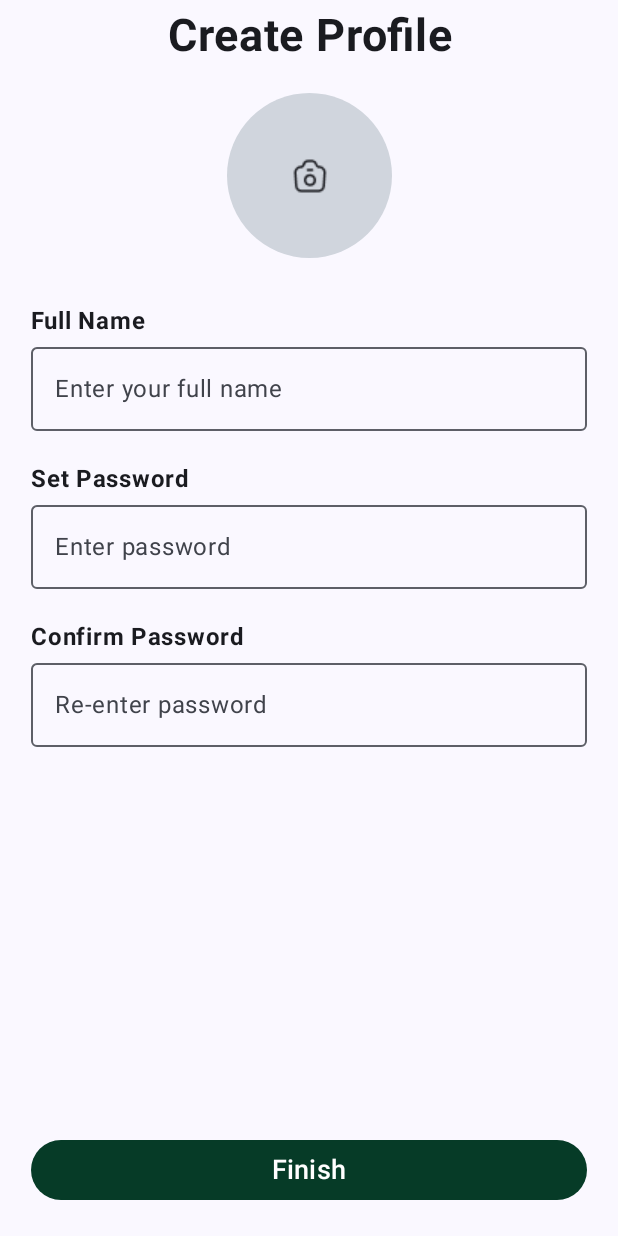
After one commit to hngx-org/Titans-food-mobile, an Android app built with Jetpack Compose: the composable CreateProfile shown on its own in the app's theme, on a phone screen of 412 x 824 dp. The commit adds this screen. Run offline under Robolectric (Android 15) with nearby library versions, the phone set to English and light mode, and no system bars.

Commit message:
created create profile screen

```diff
--- a/app/src/main/java/com/example/titansfreelunch/MainActivity.kt
+++ b/app/src/main/java/com/example/titansfreelunch/MainActivity.kt
@@ -22,25 +22,9 @@ class MainActivity : ComponentActivity() {
                     modifier = Modifier.fillMaxSize(),
                     color = MaterialTheme.colorScheme.background
                 ) {
-                    Greeting("Android")
+                    //app entry comes here
                 }
             }
         }
     }
 }
-
-@Composable
-fun Greeting(name: String, modifier: Modifier = Modifier) {
-    Text(
-        text = "Hello $name!",
-        modifier = modifier
-    )
-}
-
-@Preview(showBackground = true)
-@Composable
-fun GreetingPreview() {
-    TitansFreeLunchTheme {
-        Greeting("Android")
-    }
-}
--- /dev/null
+++ b/app/src/main/java/com/example/titansfreelunch/ui/screen/login/CreateProfile.kt
@@ -0,0 +1,165 @@
+package com.example.titansfreelunch.ui.screen.login
+
+
+import androidx.compose.foundation.layout.Arrangement
+import androidx.compose.foundation.layout.Box
+import androidx.compose.foundation.layout.Column
+import androidx.compose.foundation.layout.fillMaxSize
+import androidx.compose.foundation.layout.fillMaxWidth
+import androidx.compose.foundation.layout.padding
+import androidx.compose.foundation.layout.size
+import androidx.compose.foundation.shape.RoundedCornerShape
+import androidx.compose.material.icons.Icons
+import androidx.compose.material.icons.filled.Lock
+import androidx.compose.material3.Button
+import androidx.compose.material3.ButtonDefaults
+import androidx.compose.material3.Card
+import androidx.compose.material3.CardDefaults
+import androidx.compose.material3.ExperimentalMaterial3Api
+import androidx.compose.material3.Icon
+import androidx.compose.material3.OutlinedTextField
+import androidx.compose.material3.Text
+import androidx.compose.runtime.Composable
+import androidx.compose.ui.Alignment
+import androidx.compose.ui.Modifier
+import androidx.compose.ui.graphics.Color
+import androidx.compose.ui.res.painterResource
+import androidx.compose.ui.text.font.FontWeight
+import androidx.compose.ui.text.style.TextAlign
+import androidx.compose.ui.tooling.preview.Preview
+import androidx.compose.ui.unit.dp
+import androidx.compose.ui.unit.sp
+import com.example.titansfreelunch.R
+
+@OptIn(ExperimentalMaterial3Api::class)
+@Composable
+fun CreateProfile(
+    modifier: Modifier = Modifier,
+    onDetailsSubmit: () -> Unit
+) {
+    val padlockIcon = Icons.Default.Lock
+    Column(
+        modifier = Modifier.fillMaxSize(),
+        verticalArrangement = Arrangement.SpaceBetween,
+        horizontalAlignment = Alignment.CenterHorizontally
+    ) {
+        Column{
+            Text(
+                text = "Create Profile",
+                fontSize = 30.sp,
+                fontWeight = FontWeight.Bold,
+                modifier = Modifier
+                    .fillMaxWidth()
+                    .padding(top = 6.dp, bottom = 20.dp),
+                textAlign = TextAlign.Center,
+            )
+            Column(
+                modifier = Modifier.fillMaxWidth() ,
+                horizontalAlignment = Alignment.CenterHorizontally
+            ){
+
+                Card(
+                    modifier = Modifier
+                        .padding(bottom = 30.dp)
+                        .size(110.dp),
+                    shape = RoundedCornerShape(50),
+                    colors = CardDefaults.cardColors(
+                        containerColor = Color(208, 213, 221)
+                    ),
+
+                    ){
+                    Box(
+                        modifier = Modifier.fillMaxSize(),
+                        contentAlignment = Alignment.Center
+                    ){
+                        Icon(
+                            painter = painterResource(
+                                id = R.drawable.camera_icon
+                            ),
+                            contentDescription = "",
+                            modifier = Modifier
+                                .size(24.dp)
+                        )
+                    }
+                }
+                Text(
+                    text = "Full Name",
+                    fontWeight = FontWeight.Bold,
+                    modifier = Modifier
+                        .fillMaxWidth(0.9f)
+                        .padding(bottom = 5.dp),
+                    fontSize = 16.sp,
+                    textAlign = TextAlign.Start
+                )
+                OutlinedTextField(
+                    value = "",
+                    onValueChange = { onDetailsSubmit },
+                    placeholder = {
+                        Text(text = "Enter your full name")
+                    },
+                    modifier = Modifier
+                        .padding(bottom = 20.dp)
+                        .fillMaxWidth(0.9f)
+                )
+                Text(
+                    text = "Set Password",
+                    fontWeight = FontWeight.Bold,
+                    modifier = Modifier
+                        .fillMaxWidth(0.9f)
+                        .padding(bottom = 5.dp),
+                    fontSize = 16.sp,
+                    textAlign = TextAlign.Start
+                )
+                OutlinedTextField(
+                    value = "",
+                    onValueChange = { onDetailsSubmit },
+                    placeholder = {
+                        Text(text = "Enter password")
+                    },
+                    modifier = Modifier
+                        .padding(bottom = 20.dp)
+                        .fillMaxWidth(0.9f)
+                )
+                Text(
+                    text = "Confirm Password",
+                    fontWeight = FontWeight.Bold,
+                    modifier = Modifier
+                        .fillMaxWidth(0.9f)
+                        .padding(bottom = 5.dp),
+                    fontSize = 16.sp,
+                    textAlign = TextAlign.Start
+                )
+                OutlinedTextField(
+                    value = "",
+                    onValueChange = { onDetailsSubmit },
+                    placeholder = {
+                        Text(text = "Re-enter password")
+                    },
+                    modifier = Modifier
+                        .fillMaxWidth(0.9f)
+                )
+            }
+        }
+        Button(
+            colors = ButtonDefaults.outlinedButtonColors( Color(6, 59, 39)),
+            onClick = { /*TODO*/ },
+            modifier = Modifier
+                .padding(bottom = 20.dp)
+                .fillMaxWidth(0.9f),
+        ) {
+            Text(
+                text = "Finish",
+                color = Color.White,
+                fontSize = 18.sp
+            )
+        }
+    }
+}
+
+
+
+@Preview(showBackground = true)
+@Composable
+fun CreateProfilePreview() {
+    CreateProfile(onDetailsSubmit = {})
+}
```
Also changed, not shown: app/src/main/res/drawable-nodpi/camera_icon.png (added), 1 other file.
